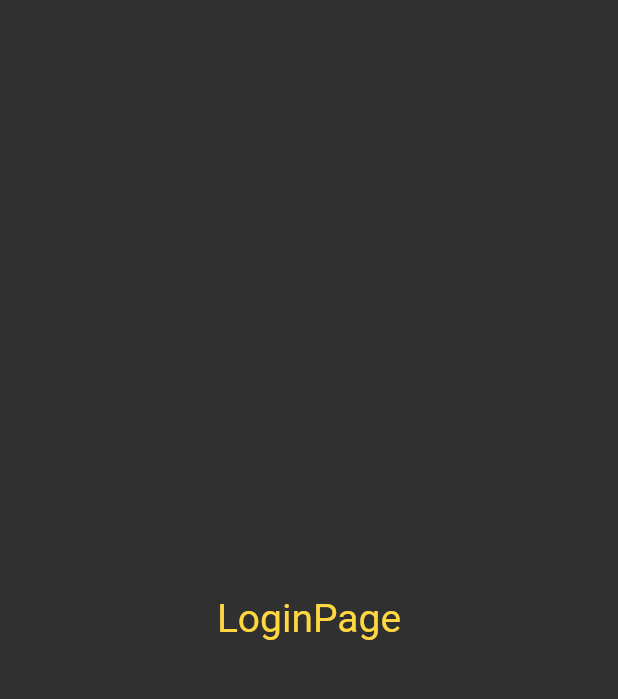
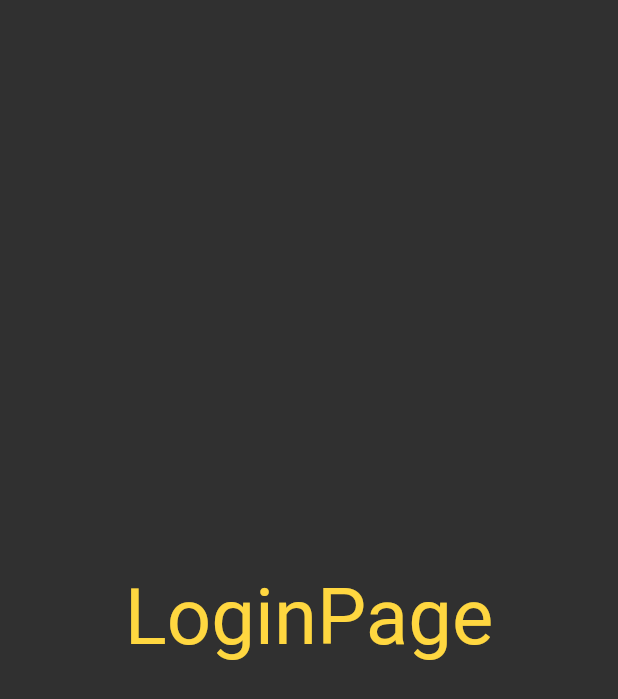
Before and after one commit to SarvT/BookShop, a Flutter app: the screen it shows after launch, on a phone screen of 412 x 824 dp. Shown: the top 699 px of the screen. Run offline on Flutter 3.47's test engine with Material 2 defaults, Android fonts, the phone set to English and light mode, and no system bars.

Commit message:
day 3 done

```diff
--- a/lib/main.dart
+++ b/lib/main.dart
@@ -27,6 +27,7 @@ class MyApp extends StatelessWidget {
     return MaterialApp(
       themeMode: ThemeMode.dark,
       theme: ThemeData(brightness: Brightness.dark, primarySwatch: Colors.lime),
+    initialRoute: "/login",
       routes: {
         "/": (context) => const LoginApp(),
         "/login": (context) => const LoginApp(),
--- a/lib/pages/login_page.dart
+++ b/lib/pages/login_page.dart
@@ -11,7 +11,9 @@ class LoginApp extends StatelessWidget {
         style: TextStyle(
           fontSize: 26,
           color: Colors.amberAccent
-        ),)
+        ),
+        textScaleFactor: 2.0,
+        )
         ),
     );
   }
```
